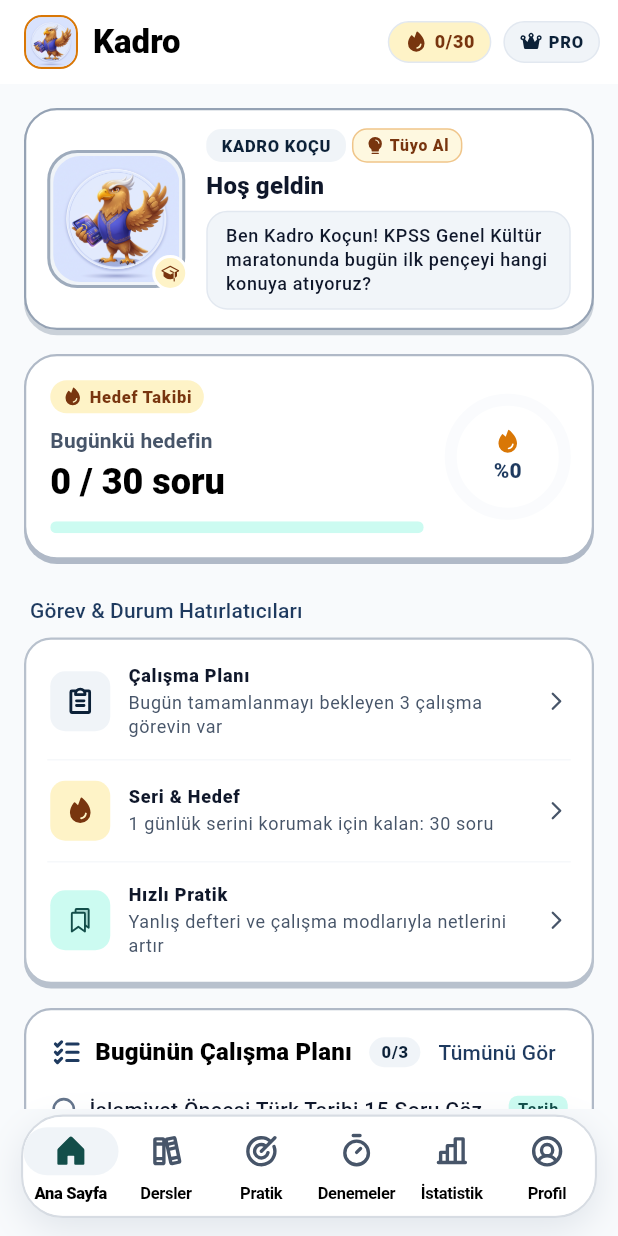
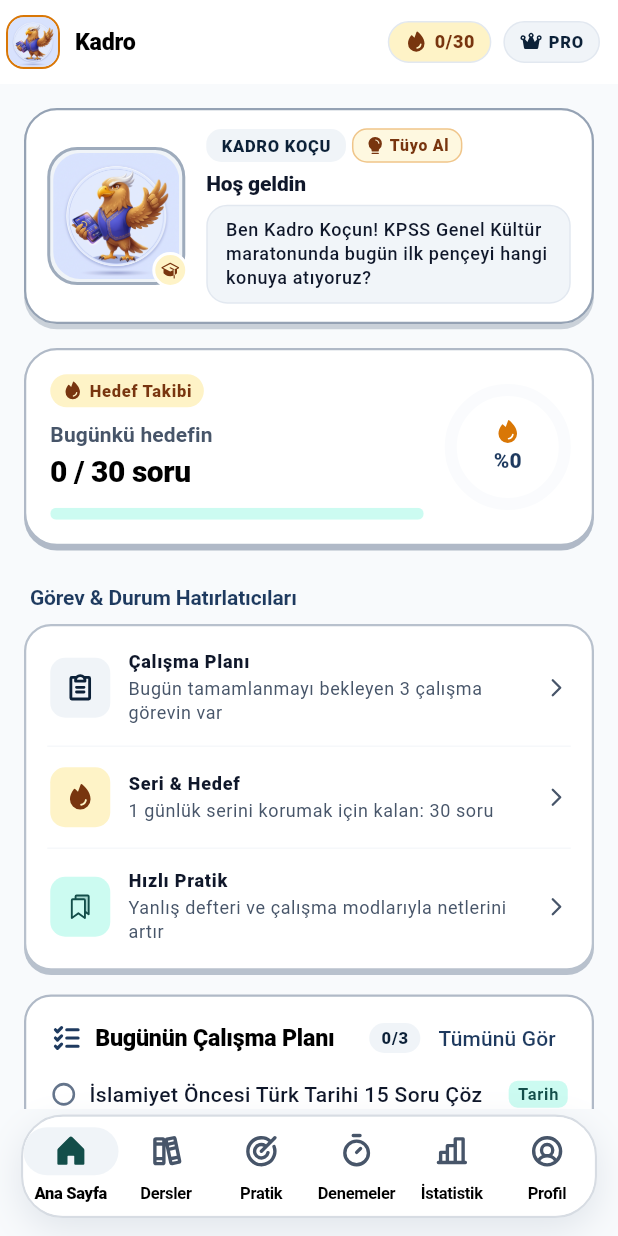
Before and after one commit to omerfarukpehlivan/kadro, a Flutter app: the screen it shows after launch, on a phone screen of 412 x 824 dp. Run offline on Flutter 3.47's test engine with Material 3 defaults, Android fonts, the phone set to English and light mode, and no system bars; drawn by our look-alikes of flutter_animate; our stand-ins replace fl_chart, flex_color_scheme, flutter_local_notifications, flutter_riverpod, go_router, google_fonts and 5 more; missing offline and left inert: purchases_flutter; accounts and stored records are empty.

Commit message:
refactor(typography): scale down AppBar and detail page headings for mobile screens to prevent truncation (TASK-71)

```diff
--- a/lib/app/theme.dart
+++ b/lib/app/theme.dart
@@ -51,7 +51,28 @@ class AppTheme {
     if (!kIsWeb) {
       try {
         if (Platform.environment.containsKey('FLUTTER_TEST')) {
-          return base;
+          return base.copyWith(
+            headlineSmall: base.headlineSmall?.copyWith(
+              fontSize: 20,
+              fontWeight: FontWeight.w700,
+              letterSpacing: -0.3,
+            ),
+            titleLarge: base.titleLarge?.copyWith(
+              fontSize: 18,
+              fontWeight: FontWeight.w700,
+              letterSpacing: -0.25,
+            ),
+            titleMedium: base.titleMedium?.copyWith(
+              fontSize: 15.5,
+              fontWeight: FontWeight.w600,
+              letterSpacing: -0.15,
+            ),
+            titleSmall: base.titleSmall?.copyWith(
+              fontSize: 14,
+              fontWeight: FontWeight.w600,
+              letterSpacing: -0.1,
+            ),
+          );
         }
       } catch (_) {
         // Platform.environment desteklenmeyen ortamlarda normal akışa devam edilir.
@@ -83,19 +104,27 @@ class AppTheme {
       ),
       headlineSmall: GoogleFonts.plusJakartaSans(
         textStyle: bodyTheme.headlineSmall,
+        fontSize: 20,
         fontWeight: FontWeight.w700,
+        letterSpacing: -0.3,
       ),
       titleLarge: GoogleFonts.plusJakartaSans(
         textStyle: bodyTheme.titleLarge,
+        fontSize: 18,
         fontWeight: FontWeight.w700,
+        letterSpacing: -0.25,
       ),
       titleMedium: GoogleFonts.plusJakartaSans(
         textStyle: bodyTheme.titleMedium,
+        fontSize: 15.5,
         fontWeight: FontWeight.w600,
+        letterSpacing: -0.15,
       ),
       titleSmall: GoogleFonts.plusJakartaSans(
         textStyle: bodyTheme.titleSmall,
+        fontSize: 14,
         fontWeight: FontWeight.w600,
+        letterSpacing: -0.1,
       ),
     );
   }
@@ -145,11 +174,20 @@ class AppTheme {
       outlineVariant: const Color(0xFFE2E8F0),
     );
 
+    final textTheme = _buildTextTheme(baseLight.textTheme);
+
     return baseLight.copyWith(
       colorScheme: highContrastScheme,
       scaffoldBackgroundColor: const Color(0xFFF8FAFC),
       cardColor: const Color(0xFFFFFFFF),
-      textTheme: _buildTextTheme(baseLight.textTheme),
+      textTheme: textTheme,
+      appBarTheme: baseLight.appBarTheme.copyWith(
+        titleSpacing: 4,
+        titleTextStyle: textTheme.titleMedium?.copyWith(
+          fontWeight: FontWeight.w700,
+          color: highContrastScheme.onSurface,
+        ),
+      ),
     );
   }
 
@@ -198,11 +236,20 @@ class AppTheme {
       outlineVariant: const Color(0xFF334155),
     );
 
+    final textTheme = _buildTextTheme(baseDark.textTheme);
+
     return baseDark.copyWith(
       colorScheme: highContrastDarkScheme,
       scaffoldBackgroundColor: const Color(0xFF0B1120),
       cardColor: const Color(0xFF1E293B),
-      textTheme: _buildTextTheme(baseDark.textTheme),
+      textTheme: textTheme,
+      appBarTheme: baseDark.appBarTheme.copyWith(
+        titleSpacing: 4,
+        titleTextStyle: textTheme.titleMedium?.copyWith(
+          fontWeight: FontWeight.w700,
+          color: highContrastDarkScheme.onSurface,
+        ),
+      ),
     );
   }
 }
--- a/lib/app/widgets/app_top_bar.dart
+++ b/lib/app/widgets/app_top_bar.dart
@@ -64,9 +64,8 @@ class AppTopBar extends ConsumerWidget implements PreferredSizeWidget {
               title,
               maxLines: 1,
               overflow: TextOverflow.ellipsis,
-              style: textTheme.titleLarge?.copyWith(
+              style: textTheme.titleMedium?.copyWith(
                 fontWeight: FontWeight.w800,
-                fontSize: isCompact ? 17 : null,
               ),
             ),
           ),
--- a/lib/features/quiz/presentation/quiz_screen.dart
+++ b/lib/features/quiz/presentation/quiz_screen.dart
@@ -439,10 +439,13 @@ class _QuizScreenState extends ConsumerState<QuizScreen> {
     if (_isLoading) {
       return Scaffold(
         appBar: AppBar(
+          titleSpacing: 0,
           title: Text(
             widget.customTitle ?? 'Test',
             maxLines: 1,
             overflow: TextOverflow.ellipsis,
+            style: Theme.of(context).textTheme.titleSmall
+                ?.copyWith(fontWeight: FontWeight.w800),
           ),
         ),
         body: const Center(child: CircularProgressIndicator()),
@@ -494,10 +497,13 @@ class _QuizScreenState extends ConsumerState<QuizScreen> {
 
     return Scaffold(
       appBar: AppBar(
+        titleSpacing: 0,
         title: Text(
           widget.customTitle ?? '${question.lesson} Testi',
           maxLines: 1,
           overflow: TextOverflow.ellipsis,
+          style: Theme.of(context).textTheme.titleSmall
+              ?.copyWith(fontWeight: FontWeight.w800),
         ),
         actions: [
           _QuizModeBadge(mode: _effectiveMode, onToggle: _toggleQuizMode),
--- a/lib/shared/widgets/mascot_coach_banner.dart
+++ b/lib/shared/widgets/mascot_coach_banner.dart
@@ -445,18 +445,14 @@ class _MascotCoachBannerState extends State<MascotCoachBanner> {
                       ),
                       const SizedBox(height: 4),
 
-                      // Başlık (Tek satır, sayfalar arası dikey zıplamayı önler)
+                      // Başlık (Kompakt ve 2 satıra kadar zarif geçiş - TASK-71)
                       Text(
                         widget.title,
-                        style:
-                            (isCompact
-                                    ? textTheme.titleSmall
-                                    : textTheme.titleMedium)
-                                ?.copyWith(
-                                  color: colorScheme.onSurface,
-                                  fontWeight: FontWeight.w800,
-                                ),
-                        maxLines: 1,
+                        style: textTheme.titleSmall?.copyWith(
+                          color: colorScheme.onSurface,
+                          fontWeight: FontWeight.w800,
+                        ),
+                        maxLines: 2,
                         overflow: TextOverflow.ellipsis,
                       ),
                       const SizedBox(height: 4),
```
Also changed, not shown: lib/features/lessons/presentation/lesson_topics_screen.dart (+17 -1 lines), lib/features/lessons/presentation/topic_tests_screen.dart (+9 -1 lines), 2 other files.
